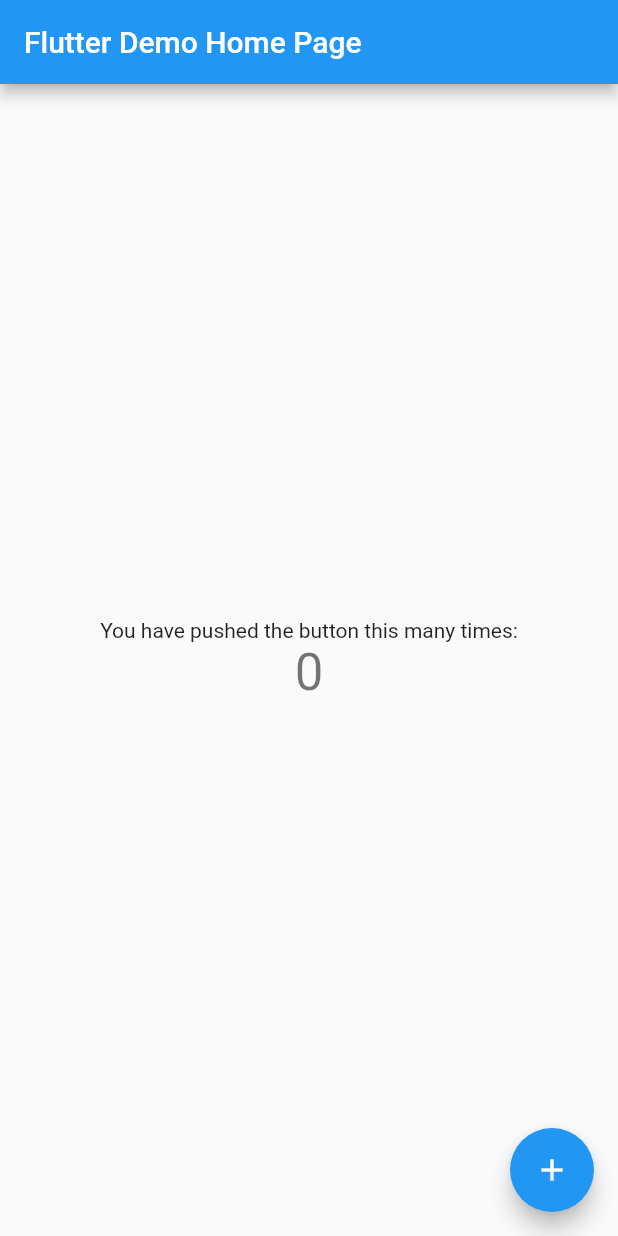
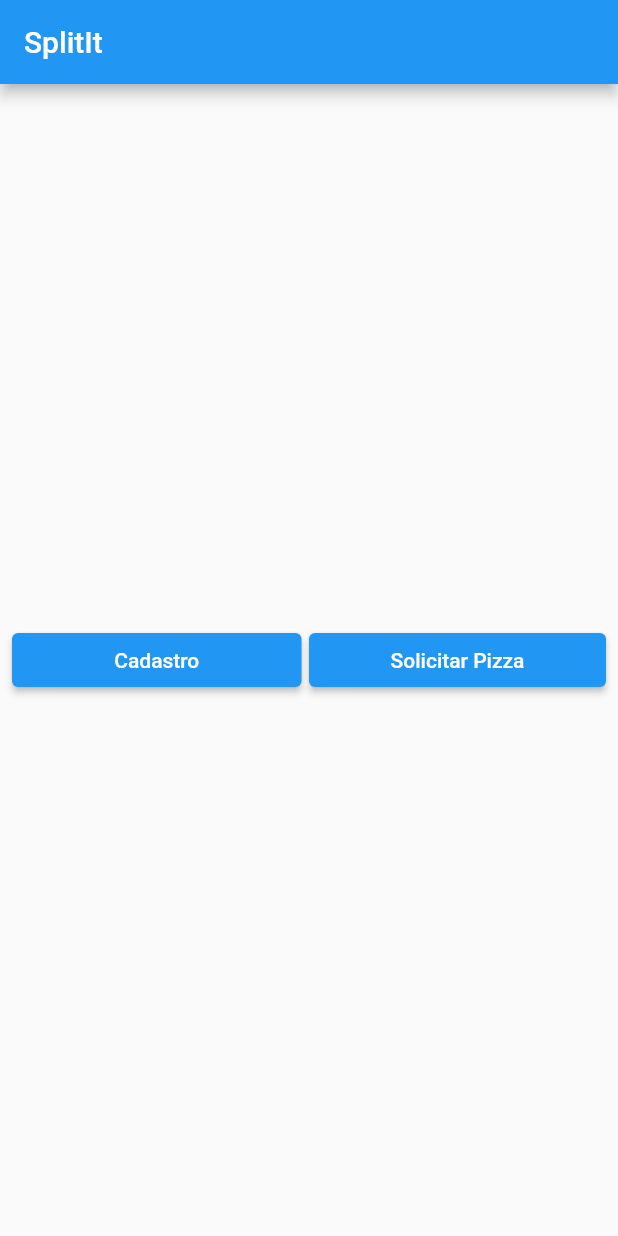
Before and after one commit to GuilhermeLis/deliza, a Flutter app: the screen it shows after launch, on a phone screen of 412 x 824 dp. Run offline on Flutter 3.47's test engine with Material 2 defaults, Android fonts, the phone set to English and light mode, and no system bars.

Commit message:
new page cadastro

```diff
--- a/lib/main.dart
+++ b/lib/main.dart
@@ -1,4 +1,5 @@
 import 'package:flutter/material.dart';
+import 'screens/Home/home.dart';
 
 void main() {
   runApp(MyApp());
@@ -9,109 +10,12 @@ class MyApp extends StatelessWidget {
   @override
   Widget build(BuildContext context) {
     return MaterialApp(
-      title: 'Flutter Demo',
+      title: 'SplitIt',
       theme: ThemeData(
-        // This is the theme of your application.
-        //
-        // Try running your application with "flutter run". You'll see the
-        // application has a blue toolbar. Then, without quitting the app, try
-        // changing the primarySwatch below to Colors.green and then invoke
-        // "hot reload" (press "r" in the console where you ran "flutter run",
-        // or simply save your changes to "hot reload" in a Flutter IDE).
-        // Notice that the counter didn't reset back to zero; the application
-        // is not restarted.
         primarySwatch: Colors.blue,
-        // This makes the visual density adapt to the platform that you run
-        // the app on. For desktop platforms, the controls will be smaller and
-        // closer together (more dense) than on mobile platforms.
         visualDensity: VisualDensity.adaptivePlatformDensity,
       ),
-      home: MyHomePage(title: 'Flutter Demo Home Page'),
+      home: Home(),
     );
   }
 }
-
-class MyHomePage extends StatefulWidget {
-  MyHomePage({Key key, this.title}) : super(key: key);
-
-  // This widget is the home page of your application. It is stateful, meaning
-  // that it has a State object (defined below) that contains fields that affect
-  // how it looks.
-
-  // This class is the configuration for the state. It holds the values (in this
-  // case the title) provided by the parent (in this case the App widget) and
-  // used by the build method of the State. Fields in a Widget subclass are
-  // always marked "final".
-
-  final String title;
-
-  @override
-  _MyHomePageState createState() => _MyHomePageState();
-}
-
-class _MyHomePageState extends State<MyHomePage> {
-  int _counter = 0;
-
-  void _incrementCounter() {
-    setState(() {
-      // This call to setState tells the Flutter framework that something has
-      // changed in this State, which causes it to rerun the build method below
-      // so that the display can reflect the updated values. If we changed
-      // _counter without calling setState(), then the build method would not be
-      // called again, and so nothing would appear to happen.
-      _counter++;
-    });
-  }
-
-  @override
-  Widget build(BuildContext context) {
-    // This method is rerun every time setState is called, for instance as done
-    // by the _incrementCounter method above.
-    //
-    // The Flutter framework has been optimized to make rerunning build methods
-    // fast, so that you can just rebuild anything that needs updating rather
-    // than having to individually change instances of widgets.
-    return Scaffold(
-      appBar: AppBar(
-        // Here we take the value from the MyHomePage object that was created by
-        // the App.build method, and use it to set our appbar title.
-        title: Text(widget.title),
-      ),
-      body: Center(
-        // Center is a layout widget. It takes a single child and positions it
-        // in the middle of the parent.
-        child: Column(
-          // Column is also a layout widget. It takes a list of children and
-          // arranges them vertically. By default, it sizes itself to fit its
-          // children horizontally, and tries to be as tall as its parent.
-          //
-          // Invoke "debug painting" (press "p" in the console, choose the
-          // "Toggle Debug Paint" action from the Flutter Inspector in Android
-          // Studio, or the "Toggle Debug Paint" command in Visual Studio Code)
-          // to see the wireframe for each widget.
-          //
-          // Column has various properties to control how it sizes itself and
-          // how it positions its children. Here we use mainAxisAlignment to
-          // center the children vertically; the main axis here is the vertical
-          // axis because Columns are vertical (the cross axis would be
-          // horizontal).
-          mainAxisAlignment: MainAxisAlignment.center,
-          children: <Widget>[
-            Text(
-              'You have pushed the button this many times:',
-            ),
-            Text(
-              '$_counter',
-              style: Theme.of(context).textTheme.headline4,
-            ),
-          ],
-        ),
-      ),
-      floatingActionButton: FloatingActionButton(
-        onPressed: _incrementCounter,
-        tooltip: 'Increment',
-        child: Icon(Icons.add),
-      ), // This trailing comma makes auto-formatting nicer for build methods.
-    );
-  }
-}
--- /dev/null
+++ b/lib/screens/Home/home.dart
@@ -0,0 +1,49 @@
+import 'package:flutter/material.dart';
+import '../SingUp/singup.dart';
+
+class Home extends StatefulWidget {
+  Home({Key key}) : super(key: key);
+
+  @override
+  _HomeState createState() => _HomeState();
+}
+
+class _HomeState extends State<Home> {
+  @override
+  Widget build(BuildContext context) {
+    return Scaffold(
+      appBar: AppBar(
+        title: Text('SplitIt'),
+      ),
+      body: Center(
+        child: Container(
+          child: Row(
+            children: <Widget>[
+              Expanded(
+                child: Container(
+                  child: ElevatedButton(
+                    child: Text("Cadastro"),
+                    onPressed: () {
+                      Navigator.push(
+                        context,
+                        MaterialPageRoute(builder: (context) => SingUp()),
+                      );
+                    },
+                  ),
+                  margin: const EdgeInsets.fromLTRB(0, 0, 5, 0),
+                ),
+              ),
+              Expanded(
+                child: ElevatedButton(
+                  child: Text("Solicitar Pizza"),
+                  onPressed: () => {},
+                ),
+              ),
+            ],
+          ),
+          padding: const EdgeInsets.all(8.0),
+        ),
+      ),
+    );
+  }
+}
```
Also changed, not shown: lib/screens/SingUp/singup.dart (added, +20 -0 lines), 1 other file.
